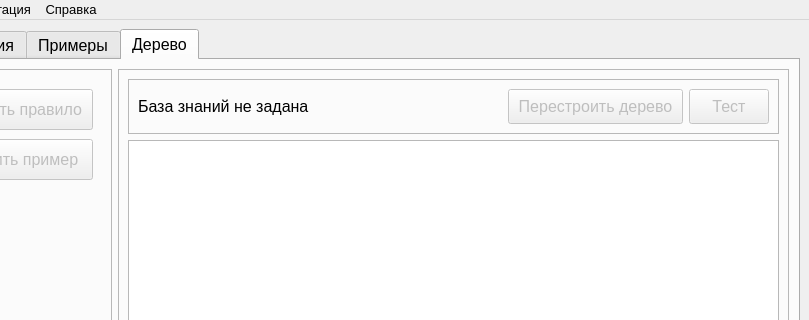
Before: the Qt Designer form ui/widgets/main.ui in mashishka/KnowClass, drawn with Qt 5; both pictures show x 108 to 917 and y 0 to 320 of the 917 by 532 pixel window.
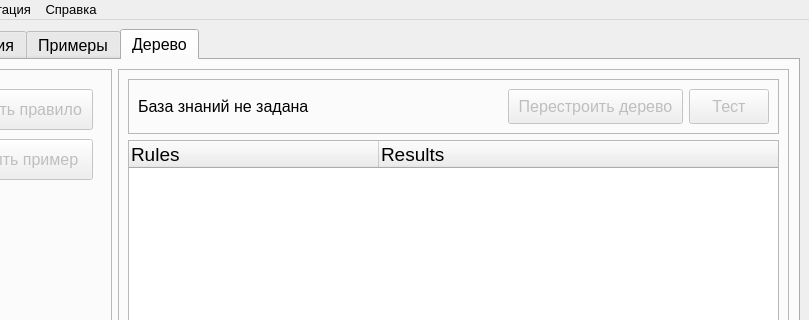
After: the same form once the commit is applied. The open tabs and pages were chosen to show the change.

Diff of the .ui file:
```diff
--- a/ui/widgets/main.ui
+++ b/ui/widgets/main.ui
@@ -578,7 +578,7 @@
             </widget>
            </item>
            <item>
-            <widget class="QTreeView" name="tree_view">
+            <widget class="QTreeWidget" name="tree_widget">
              <property name="sizePolicy">
               <sizepolicy hsizetype="Expanding" vsizetype="Expanding">
                <horstretch>0</horstretch>
@@ -595,8 +595,21 @@
               <bool>true</bool>
              </property>
              <attribute name="headerMinimumSectionSize">
+              <number>100</number>
+             </attribute>
+             <attribute name="headerDefaultSectionSize">
               <number>250</number>
              </attribute>
+             <column>
+              <property name="text">
+               <string>Rules</string>
+              </property>
+             </column>
+             <column>
+              <property name="text">
+               <string>Results</string>
+              </property>
+             </column>
             </widget>
            </item>
           </layout>
```
Left out of the diff: 13 changed lines with no effect on the pictures.
